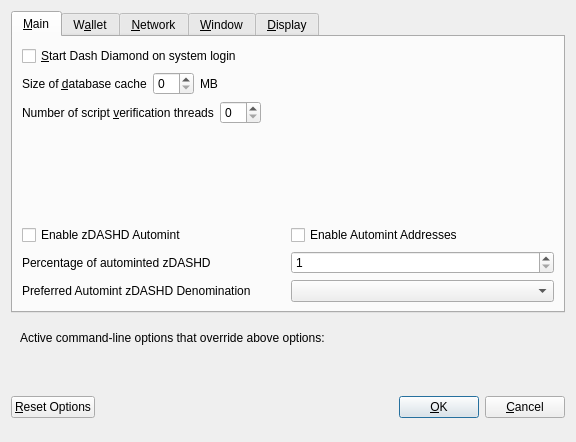
decenomy/SAPP, file src/qt/forms/optionsdialog.ui: the form before one commit.
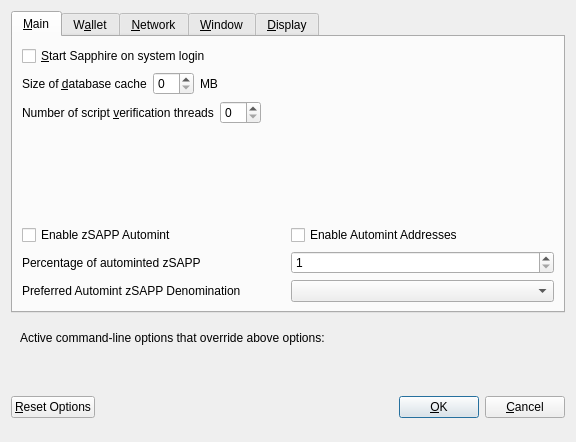
The form after the commit. Custom widgets are drawn as their Qt base class.

Diff of the .ui file:
```diff
--- a/src/qt/forms/optionsdialog.ui
+++ b/src/qt/forms/optionsdialog.ui
@@ -33,7 +33,7 @@
           <string>Automatically start Dash Diamond after logging in to the system.</string>
          </property>
          <property name="text">
-          <string>&amp;Start Dash Diamond on system login</string>
+          <string>&amp;Start Sapphire on system login</string>
          </property>
         </widget>
        </item>
@@ -147,7 +147,7 @@
                <enum>Qt::LeftToRight</enum>
               </property>
               <property name="text">
-               <string>Enable zDASHD Automint</string>
+               <string>Enable zSAPP Automint</string>
               </property>
              </widget>
             </item>
@@ -174,7 +174,7 @@
                <string>Percentage of incoming DASHD which get automatically converted to zDASHD via Zerocoin Protocol (min: 10%)</string>
               </property>
               <property name="text">
-               <string>Percentage of autominted zDASHD</string>
+               <string>Percentage of autominted zSAPP</string>
               </property>
              </widget>
             </item>
@@ -207,7 +207,7 @@
                <string>Wait with automatic conversion to Zerocoin until enough DASHD for this denomination is available</string>
               </property>
               <property name="text">
-               <string>Preferred Automint zDASHD Denomination</string>
+               <string>Preferred Automint zSAPP Denomination</string>
               </property>
              </widget>
             </item>
```
Left out of the diff: 18 changed lines with no effect on the pictures.
